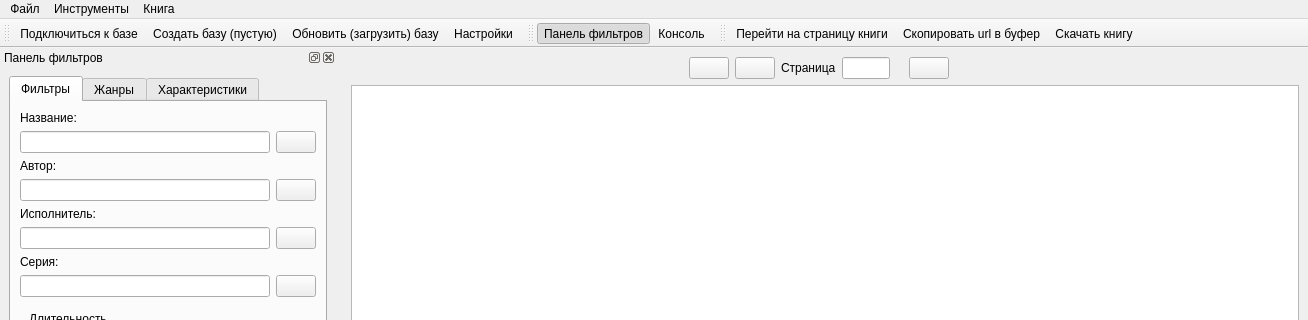
First picture: the form in ui/main.ui, repository fabrikant/akniga-parser, before the edit; both pictures show x 0 to 1308 and y 0 to 320 of the 1308 by 792 pixel window.
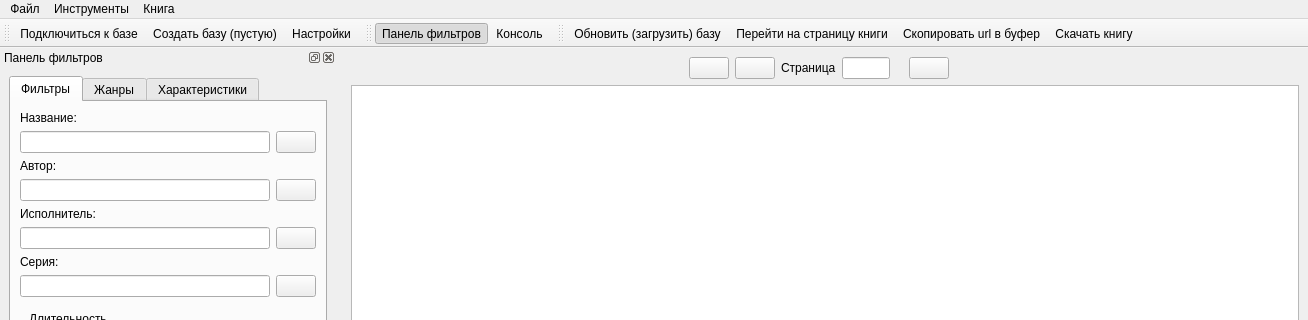
Second picture: the form after the edit. Icons and pictures are not drawn. Custom widgets are drawn as their Qt base class.

What changed in the file:
```diff
--- a/ui/main.ui
+++ b/ui/main.ui
@@ -485,7 +485,6 @@
    </attribute>
    <addaction name="db_connect_action"/>
    <addaction name="db_create_action"/>
-   <addaction name="db_update_action"/>
    <addaction name="settings"/>
   </widget>
   <widget class="QToolBar" name="tool_bar_tools">
@@ -514,6 +513,7 @@
    <attribute name="toolBarBreak">
     <bool>false</bool>
    </attribute>
+   <addaction name="db_update_action"/>
    <addaction name="go_to_url"/>
    <addaction name="copy_url"/>
    <addaction name="download_book"/>
```
